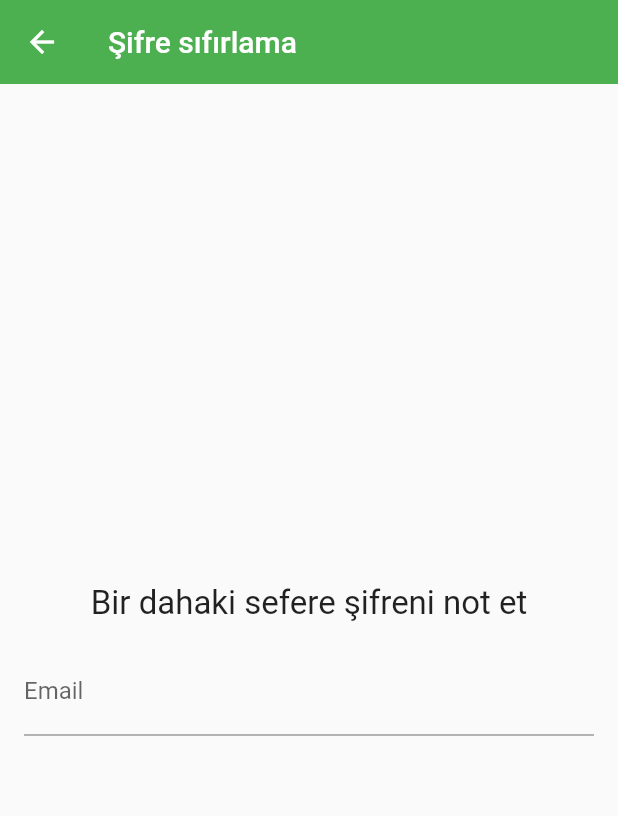
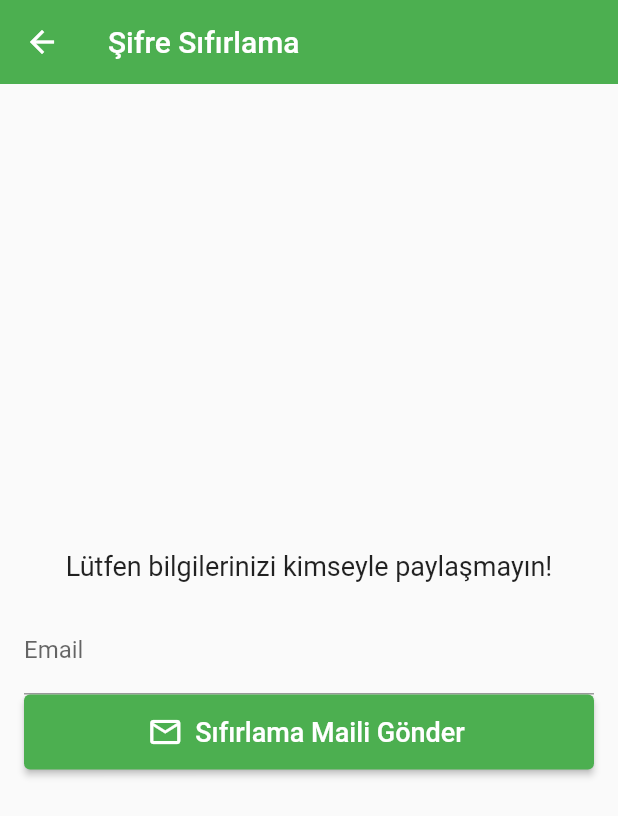
Before and after one commit to TayfuNetwork/BiriniBul-, a Flutter app: the ForgotPasswordPage screen opened directly, on a phone screen of 412 x 824 dp. Shown: the top 816 px of the screen. Run offline on Flutter 3.47's test engine with Material 2 defaults, Android fonts, the phone set to English and light mode, and no system bars; our stand-ins replace cloud_firestore, firebase_auth, firebase_core, firebase_database, google_sign_in; missing offline and left inert: firebase_auth_web, firebase_core_web, google_sign_in_web; accounts and stored records are empty.

Commit message:
reset password entegre edildi

```diff
--- a/lib/control_pages/reset_password.dart
+++ b/lib/control_pages/reset_password.dart
@@ -1,3 +1,4 @@
+import 'package:firebase_auth/firebase_auth.dart';
 import 'package:flutter/material.dart';
 
 class ForgotPasswordPage extends StatefulWidget {
@@ -8,23 +9,31 @@ class ForgotPasswordPage extends StatefulWidget {
 }
 
 class _ForgotPasswordPageState extends State<ForgotPasswordPage> {
+  final formKey = GlobalKey<FormState>();
+  final emailController = TextEditingController();
+  @override
+  void dispose() {
+    emailController.dispose();
+    super.dispose();
+  }
+
   @override
   Widget build(BuildContext context) => Scaffold(
         appBar: AppBar(
           backgroundColor: Colors.green,
           elevation: 0,
-          title: const Text("Şifre sıfırlama"),
+          title: const Text("Şifre Sıfırlama"),
         ),
         body: Padding(
-            padding: EdgeInsets.all(16),
+            padding: const EdgeInsets.all(16),
             child: Form(
                 child: Column(
               mainAxisAlignment: MainAxisAlignment.center,
               children: [
                 const Text(
-                  "Bir dahaki sefere şifreni not et",
+                  "Lütfen bilgilerinizi kimseyle paylaşmayın!",
                   textAlign: TextAlign.center,
-                  style: TextStyle(fontSize: 22),
+                  style: TextStyle(fontSize: 18),
                 ),
                 const SizedBox(
                   height: 16,
@@ -33,8 +42,41 @@ class _ForgotPasswordPageState extends State<ForgotPasswordPage> {
                   decoration: const InputDecoration(labelText: 'Email'),
                   cursorColor: Colors.blue,
                   textInputAction: TextInputAction.done,
-                )
+                  controller: emailController,
+                  autovalidateMode: AutovalidateMode.onUserInteraction,
+                ),
+                ElevatedButton.icon(
+                    style: ElevatedButton.styleFrom(
+                      minimumSize: const Size.fromHeight(50),
+                    ),
+                    onPressed: () {
+                      resetPassword();
+                    },
+                    icon: const Icon(Icons.email_outlined),
+                    label: const Text(
+                      'Sıfırlama Maili Gönder',
+                      style: TextStyle(fontSize: 18),
+                    ))
               ],
             ))),
       );
+  Future resetPassword() async {
+    showDialog(
+        context: context,
+        barrierDismissible: false,
+        builder: (context) => const Center(child: CircularProgressIndicator()));
+
+    try {
+      await FirebaseAuth.instance
+          .sendPasswordResetEmail(email: emailController.text.trim());
+      ScaffoldMessenger.of(context).showSnackBar(
+          const SnackBar(content: Text('Password Reset Mail Sent')));
+      Navigator.of(context).popUntil((route) => route.isFirst);
+    } on FirebaseAuthException catch (e) {
+      ScaffoldMessenger.of(context)
+          .showSnackBar(SnackBar(content: Text(e.message.toString())));
+      Navigator.of(context).pop();
+    }
+    ;
+  }
 }
--- a/lib/pages/konusmalarim.dart
+++ b/lib/pages/konusmalarim.dart
@@ -16,7 +16,6 @@ class Konusma extends StatefulWidget {
   @override
   State<Konusma> createState() => _KonusmaState();
 }
-
 var _mesajController = TextEditingController();
 
 class _KonusmaState extends State<Konusma> {
@@ -43,9 +42,12 @@ class _KonusmaState extends State<Konusma> {
                         itemBuilder: (context, index) {
                           return Text(tumMesajar![index].mesaj);
                         },
+
                         itemCount: tumMesajar?.length);
                   },
+
                 ),
+
               ),
               Container(
                 padding: const EdgeInsets.only(bottom: 8, left: 8),
```
Also changed, not shown: lib/pages/emailpassword.dart (+7 -0 lines).
